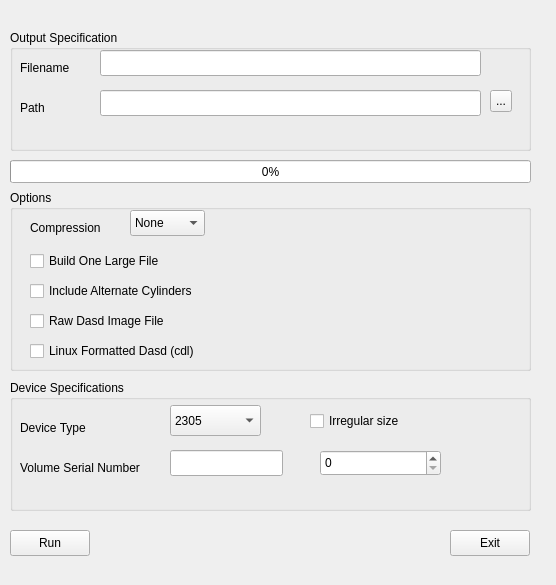
Qt form HerculesStudio/HercUtilities/dasdinit.ui (fsword7/hercgui) before a commit.
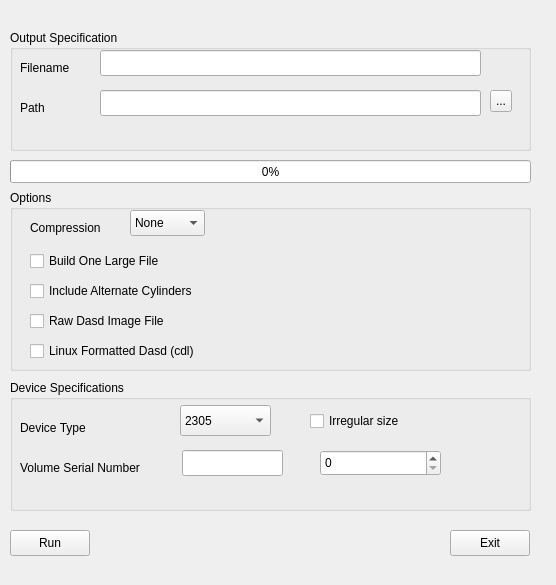
The same form after that commit.

What changed in the file:
```diff
--- a/HerculesStudio/HercUtilities/dasdinit.ui
+++ b/HerculesStudio/HercUtilities/dasdinit.ui
@@ -53,7 +53,7 @@
      <rect>
       <x>10</x>
       <y>70</y>
-      <width>53</width>
+      <width>61</width>
       <height>16</height>
      </rect>
     </property>
@@ -135,7 +135,7 @@
      <rect>
       <x>20</x>
       <y>30</y>
-      <width>81</width>
+      <width>101</width>
       <height>16</height>
      </rect>
     </property>
@@ -161,7 +161,7 @@
      <rect>
       <x>20</x>
       <y>90</y>
-      <width>191</width>
+      <width>241</width>
       <height>22</height>
      </rect>
     </property>
@@ -174,7 +174,7 @@
      <rect>
       <x>20</x>
       <y>120</y>
-      <width>181</width>
+      <width>231</width>
       <height>22</height>
      </rect>
     </property>
@@ -187,7 +187,7 @@
      <rect>
       <x>20</x>
       <y>150</y>
-      <width>181</width>
+      <width>251</width>
       <height>22</height>
      </rect>
     </property>
@@ -211,7 +211,7 @@
    <widget class="QComboBox" name="deviceTypeComboBox">
     <property name="geometry">
      <rect>
-      <x>160</x>
+      <x>170</x>
       <y>25</y>
       <width>91</width>
       <height>31</height>
@@ -551,7 +551,7 @@
      <rect>
       <x>10</x>
       <y>40</y>
-      <width>91</width>
+      <width>101</width>
       <height>16</height>
      </rect>
     </property>
@@ -562,9 +562,9 @@
    <widget class="QLineEdit" name="volser">
     <property name="geometry">
      <rect>
-      <x>160</x>
+      <x>172</x>
       <y>70</y>
-      <width>113</width>
+      <width>101</width>
       <height>26</height>
      </rect>
     </property>
@@ -580,7 +580,7 @@
      <rect>
       <x>10</x>
       <y>80</y>
-      <width>131</width>
+      <width>161</width>
       <height>16</height>
      </rect>
     </property>
@@ -593,7 +593,7 @@
      <rect>
       <x>300</x>
       <y>30</y>
-      <width>121</width>
+      <width>151</width>
       <height>22</height>
      </rect>
     </property>
```
